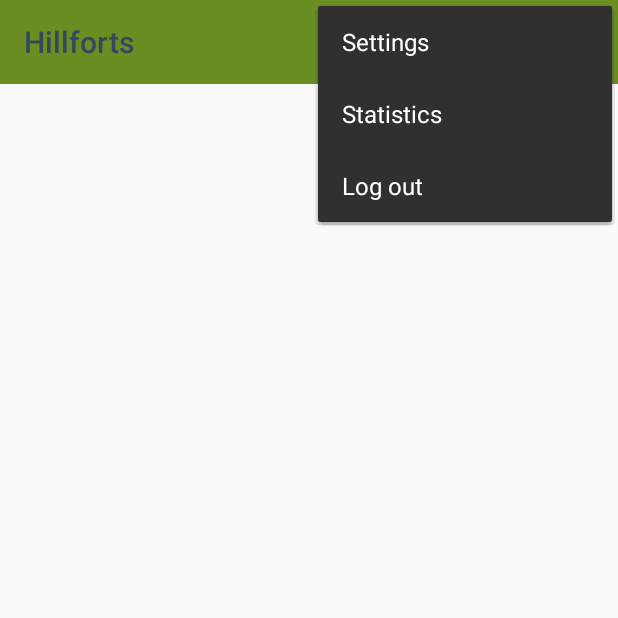
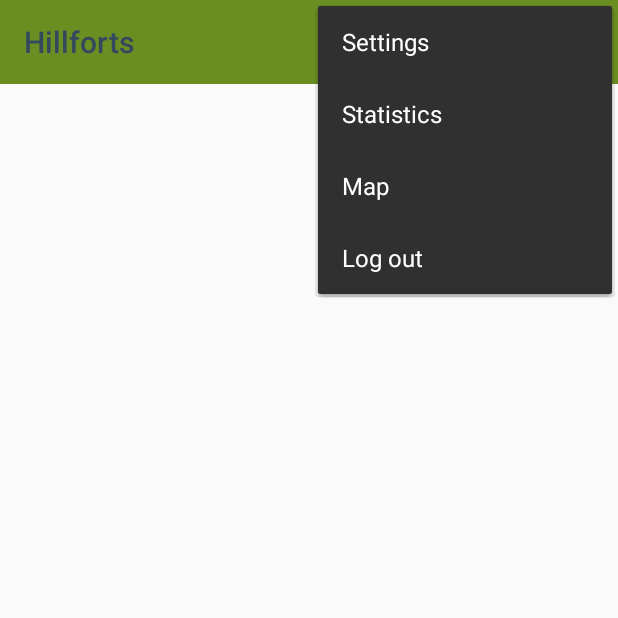
Before and after one commit to edyta-sleziak/Hillforts, an Android app: the HillfortsListActivity screen opened directly, with no data from a screen before it, with the options menu open, on a phone screen of 412 x 824 dp, the top half of it. Run offline under Robolectric (Android 15) with nearby library versions, the phone set to English and light mode, and no system bars; 1 statement that could not run was skipped.

```diff
--- a/app/src/main/java/org/wit/hillforts/activities/HillfortsListActivity.kt
+++ b/app/src/main/java/org/wit/hillforts/activities/HillfortsListActivity.kt
@@ -42,6 +42,7 @@ class HillfortsListActivity : AppCompatActivity(), HillfortListener, AnkoLogger
       R.id.item_add -> startActivityForResult<HillfortActivity>(0)
       R.id.item_stats -> startActivityForResult<StatsActivity>(0)
       R.id.item_settings -> startActivityForResult<SettingsActivity>(0)
+      R.id.item_map -> startActivityForResult<HillfrotsMapsActivity>(0)
       R.id.item_logout -> logout()
     }
     return super.onOptionsItemSelected(item)
--- a/app/src/main/res/menu/menu_main.xml
+++ b/app/src/main/res/menu/menu_main.xml
@@ -18,6 +18,12 @@
         android:title="@string/drawer_stats">
     </item>
     <item
+        android:id="@+id/item_map"
+        android:title="@string/drawer_map">
+    </item>
+
+
+    <item
         android:id="@+id/item_logout"
         android:title="@string/drawer_logout">
     </item>
--- /dev/null
+++ b/app/src/main/res/values/dimens.xml
@@ -0,0 +1,3 @@
+<resources>
+  <dimen name="fab_margin">16dp</dimen>
+</resources>
--- a/app/src/main/res/values/strings.xml
+++ b/app/src/main/res/values/strings.xml
@@ -20,6 +20,7 @@
   <string name="drawer_stats">Statistics</string>
   <string name="drawer_settings">Settings</string>
   <string name="drawer_about">About</string>
+  <string name="drawer_map">Map</string>
   <string name="hint_emailaddress">E-mail</string>
   <string name="hint_password">Password</string>
   <string name="btn_login">Log in</string>
@@ -36,6 +37,7 @@
   <string name="totalVisitedHillforts">$ TotalVisited</string>
   <string name="progress">Your progress:</string>
   <string name="enter_credentials">Please provide e-mail address and password</string>
+  <string name="title_activity_hillfrots_maps">HillfrotsMapsActivity</string>
 
 
 </resources>
--- a/app/src/main/res/values/styles.xml
+++ b/app/src/main/res/values/styles.xml
@@ -7,8 +7,17 @@
     <item name="colorPrimaryDark">@color/colorPrimaryDark</item>
     <item name="colorAccent">@color/colorAccent</item>
   </style>
-    <style name="SplashScreen" parent="Theme.AppCompat.Light.NoActionBar">
+
+  <style name="SplashScreen" parent="Theme.AppCompat.Light.NoActionBar"></style>
+
+  <style name="AppTheme.NoActionBar">
+    <item name="windowActionBar">false</item>
+    <item name="windowNoTitle">true</item>
   </style>
+
+  <style name="AppTheme.AppBarOverlay" parent="ThemeOverlay.AppCompat.Dark.ActionBar" />
+
+  <style name="AppTheme.PopupOverlay" parent="ThemeOverlay.AppCompat.Light" />
 
 
 </resources>
```
Also changed, not shown: app/src/main/AndroidManifest.xml (+12 -24 lines), app/src/main/java/org/wit/hillforts/activities/HillfrotsMapsActivity.kt (added, +23 -0 lines), app/src/main/res/layout/activity_hillfrots_maps.xml (added, +33 -0 lines), app/src/main/res/layout/content_hillfrots_maps.xml (added, +11 -0 lines). Lines whose indentation alone changed are shown as unchanged.
